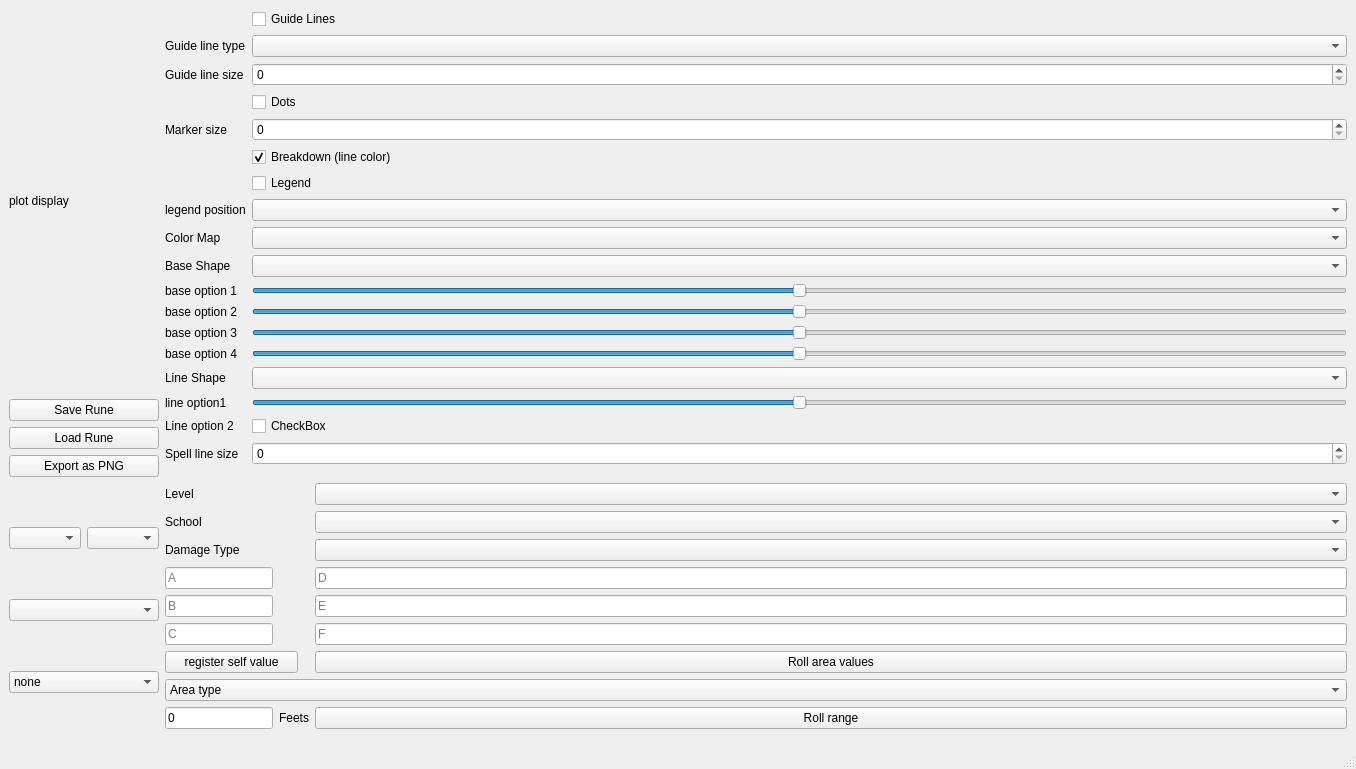
Old version of the form ui/MainWindow.ui in the repository Duke-Archibald/SpellWritingGuideGui.
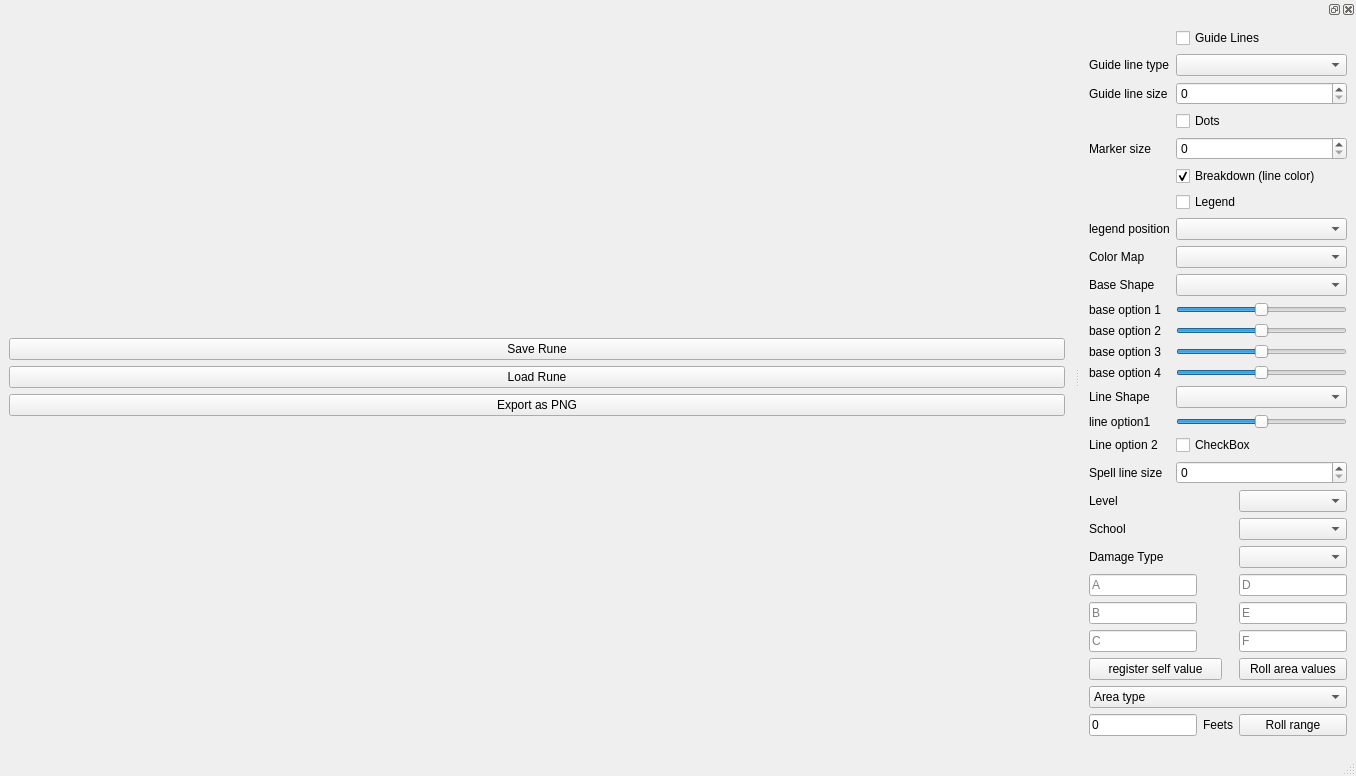
New version of the form.

Commit message: save/load update added actual spell information to the saved data

Patch:
```diff
--- a/ui/MainWindow.ui
+++ b/ui/MainWindow.ui
@@ -14,16 +14,9 @@
    <string>MainWindow</string>
   </property>
   <widget class="QWidget" name="centralwidget">
-   <layout class="QGridLayout" name="gridLayout">
+   <layout class="QGridLayout" name="gridLayout_2">
     <item row="0" column="0">
      <layout class="QVBoxLayout" name="vl_1">
-      <item>
-       <widget class="QLabel" name="label_9">
-        <property name="text">
-         <string>plot display</string>
-        </property>
-       </widget>
-      </item>
       <item>
        <widget class="QPushButton" name="pb_create_rune">
         <property name="text">
@@ -47,7 +40,28 @@
       </item>
      </layout>
     </item>
-    <item row="0" column="1">
+   </layout>
+  </widget>
+  <widget class="QMenuBar" name="menubar">
+   <property name="geometry">
+    <rect>
+     <x>0</x>
+     <y>0</y>
+     <width>1356</width>
+     <height>21</height>
+    </rect>
+   </property>
+  </widget>
+  <widget class="QStatusBar" name="statusbar"/>
+  <widget class="QDockWidget" name="dockWidget">
+   <attribute name="dockWidgetArea">
+    <number>2</number>
+   </attribute>
+   <widget class="QWidget" name="dockWidgetContents_2">
+    <layout class="QGridLayout" name="gridLayout">
+     <item row="0" column="0">
+      <layout class="QVBoxLayout" name="vl_setting">
+       <item>
      <layout class="QFormLayout" name="fl_lines">
       <item row="0" column="1">
        <widget class="QCheckBox" name="checkb_guide_line">
@@ -273,38 +287,7 @@
       </item>
      </layout>
     </item>
-    <item row="1" column="0">
-     <layout class="QGridLayout" name="gridLayout_2">
-      <item row="0" column="0">
-       <layout class="QHBoxLayout" name="horizontalLayout">
         <item>
-         <widget class="QComboBox" name="cb_range_distance"/>
-        </item>
-        <item>
-         <widget class="QComboBox" name="cb_range_form"/>
-        </item>
-       </layout>
-      </item>
-      <item row="1" column="0">
-       <widget class="QComboBox" name="cb_area"/>
-      </item>
-      <item row="2" column="0">
-       <widget class="QComboBox" name="cb_range">
-        <item>
-         <property name="text">
-          <string>none</string>
-         </property>
-        </item>
-        <item>
-         <property name="text">
-          <string>test</string>
-         </property>
-        </item>
-       </widget>
-      </item>
-     </layout>
-    </item>
-    <item row="1" column="1">
      <layout class="QFormLayout" name="formLayout">
       <item row="0" column="0">
        <widget class="QLabel" name="l_level">
@@ -510,18 +493,10 @@
      </layout>
     </item>
    </layout>
-  </widget>
-  <widget class="QMenuBar" name="menubar">
-   <property name="geometry">
-    <rect>
-     <x>0</x>
-     <y>0</y>
-     <width>1356</width>
-     <height>21</height>
-    </rect>
-   </property>
+     </item>
+    </layout>
+   </widget>
   </widget>
-  <widget class="QStatusBar" name="statusbar"/>
  </widget>
  <resources/>
  <connections/>
```
Lines whose indentation alone changed are shown as unchanged. The commit also changes 2 other files.
